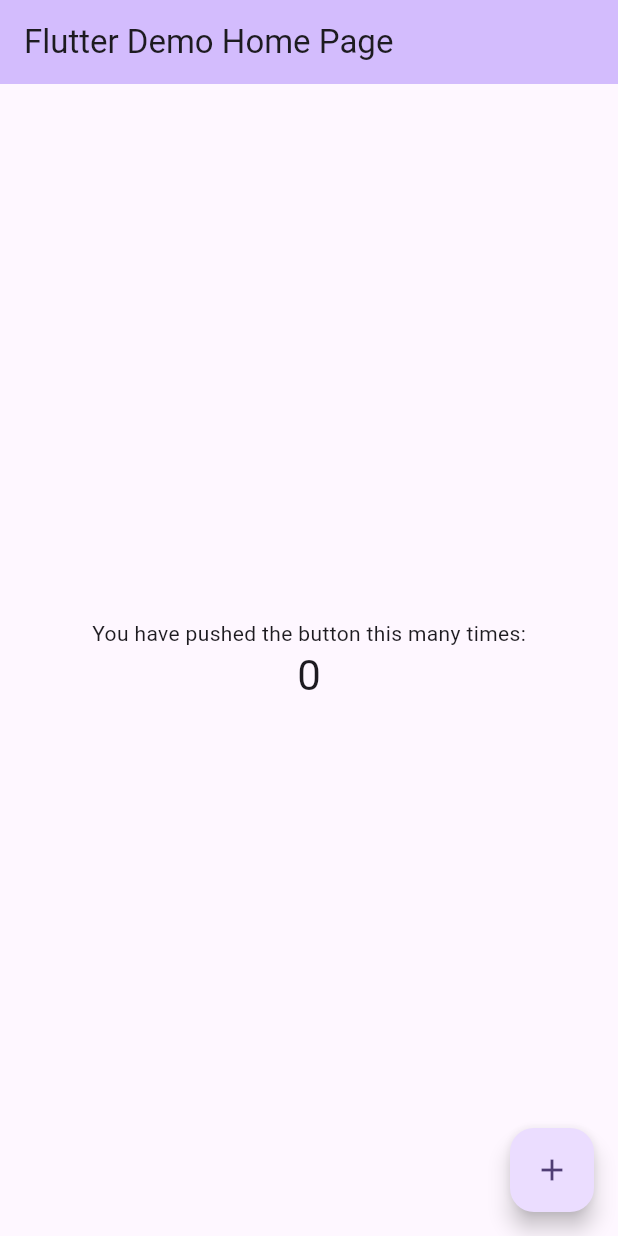
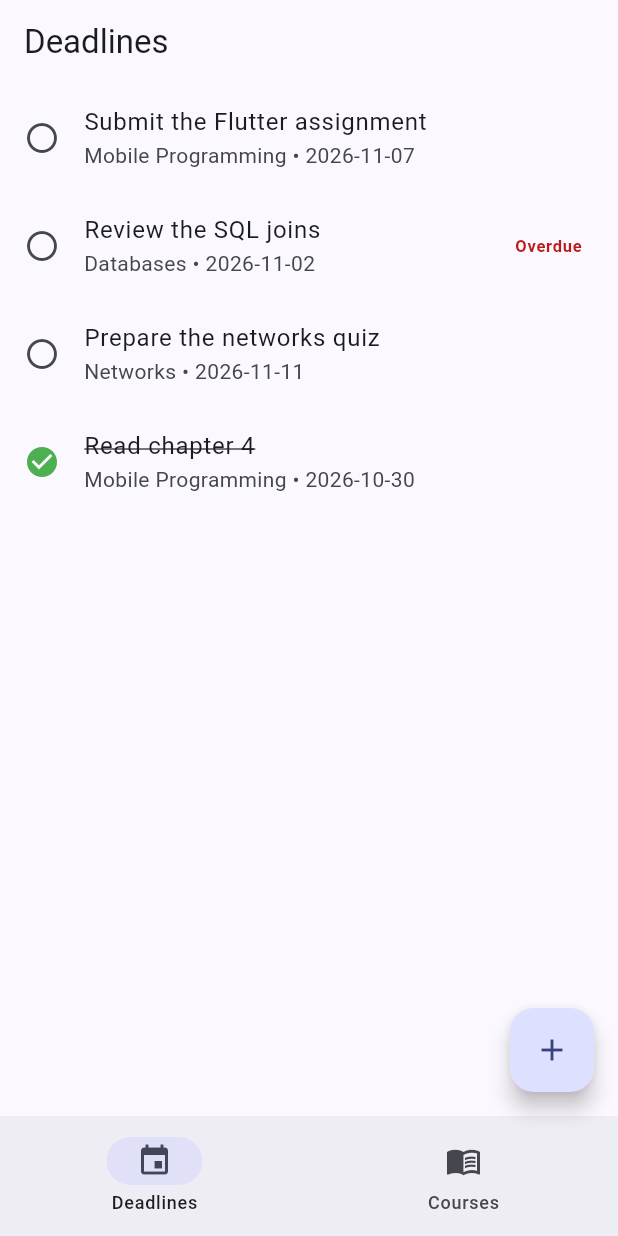
Before and after one commit to Laureelo/campusflow, a Flutter app: the screen it shows after launch, on a phone screen of 412 x 824 dp. Run offline on Flutter 3.47's test engine with Material 3 defaults, Android fonts, the phone set to English and light mode, and no system bars.

Commit message:
Add the deadlines screen with list, floating button and navigation bar

```diff
--- /dev/null
+++ b/seance-5-screens/lib/data/sample_data.dart
@@ -0,0 +1,39 @@
+import '../models/course.dart';
+import '../models/task.dart';
+
+const List<Course> sampleCourses = [
+  Course(id: 10, name: 'Mobile Programming', teacher: 'Mr. Moctar'),
+  Course(id: 11, name: 'Databases', teacher: 'Mrs. Diallo'),
+  Course(id: 12, name: 'Networks', teacher: 'Mr. Traore'),
+];
+
+List<Task> buildSampleTasks() {
+  final now = DateTime.now();
+  return [
+    Task(
+      id: 1,
+      title: 'Submit the Flutter assignment',
+      dueDate: now.add(const Duration(days: 3)),
+      courseId: 10,
+    ),
+    Task(
+      id: 2,
+      title: 'Review the SQL joins',
+      dueDate: now.subtract(const Duration(days: 2)),
+      courseId: 11,
+    ),
+    Task(
+      id: 3,
+      title: 'Prepare the networks quiz',
+      dueDate: now.add(const Duration(days: 7)),
+      courseId: 12,
+    ),
+    Task(
+      id: 4,
+      title: 'Read chapter 4',
+      dueDate: now.subtract(const Duration(days: 5)),
+      done: true,
+      courseId: 10,
+    ),
+  ];
+}
--- a/seance-5-screens/lib/main.dart
+++ b/seance-5-screens/lib/main.dart
@@ -1,122 +1,21 @@
 import 'package:flutter/material.dart';
 
+import 'screens/home_shell.dart';
+
 void main() {
-  runApp(const MyApp());
+  runApp(const CampusFlowApp());
 }
 
-class MyApp extends StatelessWidget {
-  const MyApp({super.key});
+class CampusFlowApp extends StatelessWidget {
+  const CampusFlowApp({super.key});
 
-  // This widget is the root of your application.
   @override
   Widget build(BuildContext context) {
     return MaterialApp(
-      title: 'Flutter Demo',
-      theme: ThemeData(
-        // This is the theme of your application.
-        //
-        // TRY THIS: Try running your application with "flutter run". You'll see
-        // the application has a purple toolbar. Then, without quitting the app,
-        // try changing the seedColor in the colorScheme below to Colors.green
-        // and then invoke "hot reload" (save your changes or press the "hot
-        // reload" button in a Flutter-supported IDE, or press "r" if you used
-        // the command line to start the app).
-        //
-        // Notice that the counter didn't reset back to zero; the application
-        // state is not lost during the reload. To reset the state, use hot
-        // restart instead.
-        //
-        // This works for code too, not just values: Most code changes can be
-        // tested with just a hot reload.
-        colorScheme: .fromSeed(seedColor: Colors.deepPurple),
-      ),
-      home: const MyHomePage(title: 'Flutter Demo Home Page'),
+      title: 'CampusFlow',
+      debugShowCheckedModeBanner: false,
+      theme: ThemeData(colorSchemeSeed: Colors.indigo, useMaterial3: true),
+      home: const HomeShell(),
     );
   }
 }
-
-class MyHomePage extends StatefulWidget {
-  const MyHomePage({super.key, required this.title});
-
-  // This widget is the home page of your application. It is stateful, meaning
-  // that it has a State object (defined below) that contains fields that affect
-  // how it looks.
-
-  // This class is the configuration for the state. It holds the values (in this
-  // case the title) provided by the parent (in this case the App widget) and
-  // used by the build method of the State. Fields in a Widget subclass are
-  // always marked "final".
-
-  final String title;
-
-  @override
-  State<MyHomePage> createState() => _MyHomePageState();
-}
-
-class _MyHomePageState extends State<MyHomePage> {
-  int _counter = 0;
-
-  void _incrementCounter() {
-    setState(() {
-      // This call to setState tells the Flutter framework that something has
-      // changed in this State, which causes it to rerun the build method below
-      // so that the display can reflect the updated values. If we changed
-      // _counter without calling setState(), then the build method would not be
-      // called again, and so nothing would appear to happen.
-      _counter++;
-    });
-  }
-
-  @override
-  Widget build(BuildContext context) {
-    // This method is rerun every time setState is called, for instance as done
-    // by the _incrementCounter method above.
-    //
-    // The Flutter framework has been optimized to make rerunning build methods
-    // fast, so that you can just rebuild anything that needs updating rather
-    // than having to individually change instances of widgets.
-    return Scaffold(
-      appBar: AppBar(
-        // TRY THIS: Try changing the color here to a specific color (to
-        // Colors.amber, perhaps?) and trigger a hot reload to see the AppBar
-        // change color while the other colors stay the same.
-        backgroundColor: Theme.of(context).colorScheme.inversePrimary,
-        // Here we take the value from the MyHomePage object that was created by
-        // the App.build method, and use it to set our appbar title.
-        title: Text(widget.title),
-      ),
-      body: Center(
-        // Center is a layout widget. It takes a single child and positions it
-        // in the middle of the parent.
-        child: Column(
-          // Column is also a layout widget. It takes a list of children and
-          // arranges them vertically. By default, it sizes itself to fit its
-          // children horizontally, and tries to be as tall as its parent.
-          //
-          // Column has various properties to control how it sizes itself and
-          // how it positions its children. Here we use mainAxisAlignment to
-          // center the children vertically; the main axis here is the vertical
-          // axis because Columns are vertical (the cross axis would be
-          // horizontal).
-          //
-          // TRY THIS: Invoke "debug painting" (choose the "Toggle Debug Paint"
-          // action in the IDE, or press "p" in the console), to see the
-          // wireframe for each widget.
-          mainAxisAlignment: .center,
-          children: [
-            const Text('You have pushed the button this many times:'),
-            Text(
-              '$_counter',
-              style: Theme.of(context).textTheme.headlineMedium,
-            ),
-          ],
-        ),
-      ),
-      floatingActionButton: FloatingActionButton(
-        onPressed: _incrementCounter,
-        tooltip: 'Increment',
-        child: const Icon(Icons.add),
-      ),
-    );
-  }
-}
--- /dev/null
+++ b/seance-5-screens/lib/models/course.dart
@@ -0,0 +1,32 @@
+import 'json_utils.dart';
+
+class Course {
+  final int id;
+  final String name;
+  final String teacher;
+
+  const Course({
+    required this.id,
+    required this.name,
+    required this.teacher,
+  });
+
+  factory Course.fromJson(Map<String, dynamic> json) {
+    return Course(
+      id: readField<int>(json, 'id'),
+      name: readField<String>(json, 'name'),
+      teacher: readField<String>(json, 'teacher'),
+    );
+  }
+
+  Course copyWith({int? id, String? name, String? teacher}) {
+    return Course(
+      id: id ?? this.id,
+      name: name ?? this.name,
+      teacher: teacher ?? this.teacher,
+    );
+  }
+
+  @override
+  String toString() => 'Course(id: $id, name: $name, teacher: $teacher)';
+}
--- /dev/null
+++ b/seance-5-screens/lib/models/task.dart
@@ -0,0 +1,50 @@
+import 'json_utils.dart';
+
+class Task {
+  final int id;
+  final String title;
+  final DateTime dueDate;
+  final bool done;
+  final int courseId;
+
+  const Task({
+    required this.id,
+    required this.title,
+    required this.dueDate,
+    this.done = false,
+    required this.courseId,
+  });
+
+  factory Task.fromJson(Map<String, dynamic> json) {
+    return Task(
+      id: readField<int>(json, 'id'),
+      title: readField<String>(json, 'title'),
+      dueDate: DateTime.parse(readField<String>(json, 'dueDate')),
+      done: json['done'] as bool? ?? false,
+      courseId: readField<int>(json, 'courseId'),
+    );
+  }
+
+  Task copyWith({
+    int? id,
+    String? title,
+    DateTime? dueDate,
+    bool? done,
+    int? courseId,
+  }) {
+    return Task(
+      id: id ?? this.id,
+      title: title ?? this.title,
+      dueDate: dueDate ?? this.dueDate,
+      done: done ?? this.done,
+      courseId: courseId ?? this.courseId,
+    );
+  }
+
+  bool isOverdue(DateTime now) {
+    return dueDate.isBefore(now) && !done;
+  }
+
+  @override
+  String toString() => 'Task(id: $id, title: $title, done: $done)';
+}
--- /dev/null
+++ b/seance-5-screens/lib/screens/courses_list.dart
@@ -0,0 +1,25 @@
+import 'package:flutter/material.dart';
+
+import '../models/course.dart';
+
+class CoursesList extends StatelessWidget {
+  final List<Course> courses;
+
+  const CoursesList({super.key, required this.courses});
+
+  @override
+  Widget build(BuildContext context) {
+    return ListView.builder(
+      itemCount: courses.length,
+      itemBuilder: (context, index) {
+        final course = courses[index];
+
+        return ListTile(
+          leading: const Icon(Icons.menu_book),
+          title: Text(course.name),
+          subtitle: Text(course.teacher),
+        );
+      },
+    );
+  }
+}
--- /dev/null
+++ b/seance-5-screens/lib/screens/deadlines_list.dart
@@ -0,0 +1,58 @@
+import 'package:flutter/material.dart';
+
+import '../models/course.dart';
+import '../models/task.dart';
+import '../utils/format.dart';
+
+class DeadlinesList extends StatelessWidget {
+  final List<Task> tasks;
+  final List<Course> courses;
+
+  const DeadlinesList({super.key, required this.tasks, required this.courses});
+
+  String _courseName(int courseId) {
+    return courses
+            .where((course) => course.id == courseId)
+            .map((course) => course.name)
+            .firstOrNull ??
+        'Unknown course';
+  }
+
+  @override
+  Widget build(BuildContext context) {
+    final now = DateTime.now();
+
+    return ListView.builder(
+      itemCount: tasks.length,
+      itemBuilder: (context, index) {
+        final task = tasks[index];
+        final overdue = task.isOverdue(now);
+
+        return ListTile(
+          leading: Icon(
+            task.done ? Icons.check_circle : Icons.radio_button_unchecked,
+            color: task.done ? Colors.green : null,
+          ),
+          title: Text(
+            task.title,
+            style: task.done
+                ? const TextStyle(decoration: TextDecoration.lineThrough)
+                : null,
+          ),
+          subtitle: Text(
+            '${_courseName(task.courseId)} • ${formatDate(task.dueDate)}',
+          ),
+          trailing: overdue
+              ? Text(
+                  'Overdue',
+                  style: TextStyle(
+                    color: Theme.of(context).colorScheme.error,
+                    fontWeight: FontWeight.bold,
+                  ),
+                )
+              : null,
+        );
+      },
+    );
+  }
+}
--- /dev/null
+++ b/seance-5-screens/lib/screens/home_shell.dart
@@ -0,0 +1,47 @@
+import 'package:flutter/material.dart';
+
+import '../data/sample_data.dart';
+import '../models/task.dart';
+import 'courses_list.dart';
+import 'deadlines_list.dart';
+
+class HomeShell extends StatefulWidget {
+  const HomeShell({super.key});
+
+  @override
+  State<HomeShell> createState() => _HomeShellState();
+}
+
+class _HomeShellState extends State<HomeShell> {
+  final List<Task> _tasks = buildSampleTasks();
+  int _selectedIndex = 0;
+
+  @override
+  Widget build(BuildContext context) {
+    final onDeadlines = _selectedIndex == 0;
+
+    return Scaffold(
+      appBar: AppBar(title: Text(onDeadlines ? 'Deadlines' : 'Courses')),
+      body: onDeadlines
+          ? DeadlinesList(tasks: _tasks, courses: sampleCourses)
+          : const CoursesList(courses: sampleCourses),
+      floatingActionButton: onDeadlines
+          ? FloatingActionButton(
+              onPressed: () {},
+              tooltip: 'Add a deadline',
+              child: const Icon(Icons.add),
+            )
+          : null,
+      bottomNavigationBar: NavigationBar(
+        selectedIndex: _selectedIndex,
+        onDestinationSelected: (index) {
+          setState(() => _selectedIndex = index);
+        },
+        destinations: const [
+          NavigationDestination(icon: Icon(Icons.event), label: 'Deadlines'),
+          NavigationDestination(icon: Icon(Icons.menu_book), label: 'Courses'),
+        ],
+      ),
+    );
+  }
+}
--- /dev/null
+++ b/seance-5-screens/lib/utils/format.dart
@@ -0,0 +1,5 @@
+String formatDate(DateTime date) {
+  final month = date.month.toString().padLeft(2, '0');
+  final day = date.day.toString().padLeft(2, '0');
+  return '${date.year}-$month-$day';
+}
```
Also changed, not shown: seance-5-screens/lib/models/json_utils.dart (added, +10 -0 lines), seance-5-screens/lib/models/user.dart (added, +36 -0 lines), 1 other file.
